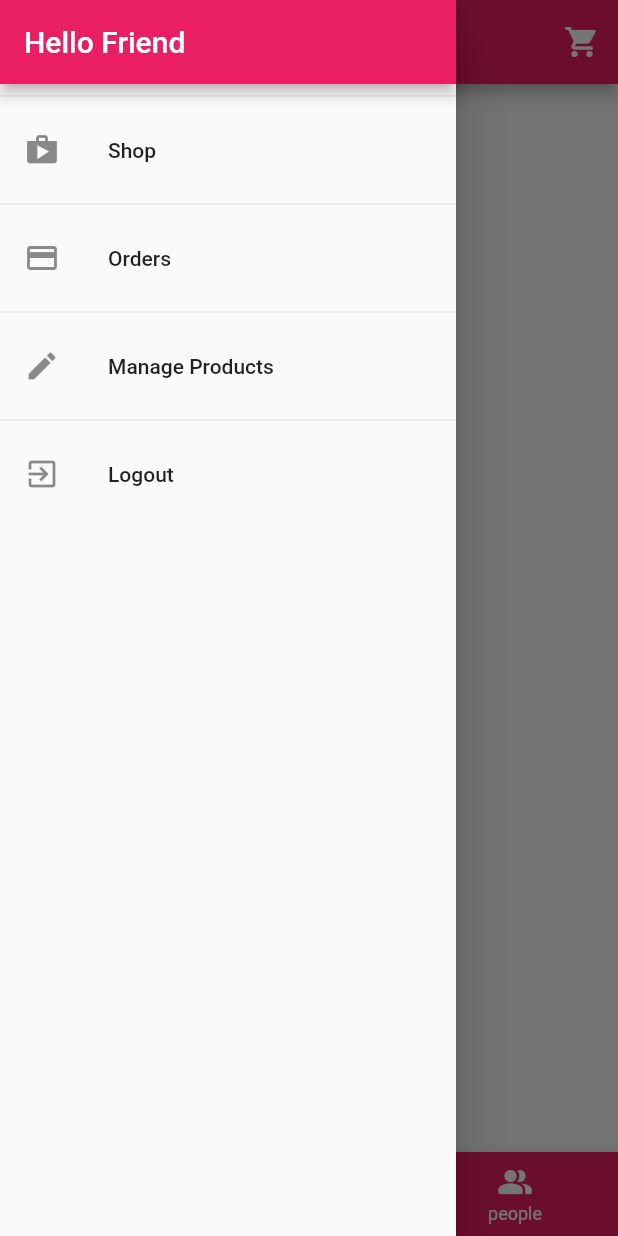
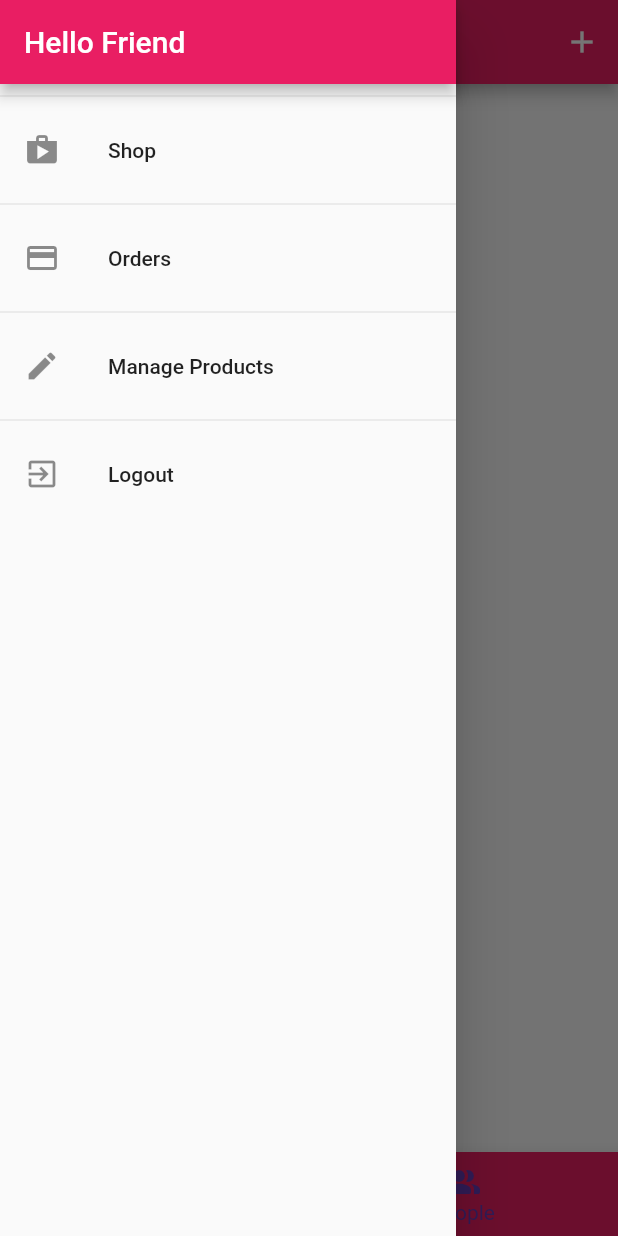
Before and after one commit to GPark8343/jajungjin, a Flutter app: the screen it shows once a user with an empty profile is signed in, with the side drawer open, on a phone screen of 412 x 824 dp. Run offline on Flutter 3.47's test engine with Material 2 defaults, Android fonts, the phone set to English and light mode, and no system bars; our stand-ins replace cloud_firestore, firebase_auth, firebase_core, firebase_storage, image_picker; missing offline and left inert: iamport_flutter; accounts and stored records are empty.

Commit message:
fourth commit

```diff
--- a/lib/main.dart
+++ b/lib/main.dart
@@ -1,6 +1,9 @@
 
 import 'package:jajungjin/screen/auth/auth_screen.dart';
 import 'package:jajungjin/screen/pages/i_am_port_payment_screen.dart';
+import 'package:jajungjin/screen/pages/item_detail_screen.dart';
+import 'package:jajungjin/screen/pages/list_screen.dart';
+import 'package:jajungjin/screen/pages/plus_item_screen.dart';
 import 'package:jajungjin/screen/splash_screen.dart';
 import 'package:jajungjin/screen/tab_screen.dart';
 import 'package:provider/provider.dart';
@@ -52,6 +55,9 @@ class MyApp extends StatelessWidget {
           routes: {
             AuthScreen.routeName:(ctx) => AuthScreen(),
                IamportPaymentScreen.routeName:(ctx) =>  IamportPaymentScreen(),
+               PlusItemScreen.routeName:(ctx) =>  PlusItemScreen(),
+               ItemDetailScreen.routeName:(ctx) =>  ItemDetailScreen(),
+               ListScreen.routeName:(ctx) => ListScreen(),
             // PlaceDetailScreen.routeName: (ctx) => PlaceDetailScreen(),
             // ChatScreen.routeName: (ctx) => ChatScreen(),
             // ChannelAddScreen.routeName: (ctx) => ChannelAddScreen(),
--- /dev/null
+++ b/lib/providers/product.dart
@@ -0,0 +1,21 @@
+
+
+import 'package:flutter/material.dart';
+
+class Product with ChangeNotifier{
+  final String id;
+  final String title;
+  final String description;
+  final double price;
+  final String imageUrl;
+  bool isFavorite;
+
+  Product(
+      {required this.id,
+      required this.title,
+      required this.description,
+      required this.price,
+      required this.imageUrl,
+      this.isFavorite = false});
+
+}
--- /dev/null
+++ b/lib/providers/products.dart
@@ -0,0 +1,8 @@
+import 'package:flutter/cupertino.dart';
+import 'package:jajungjin/providers/product.dart';
+
+class Products with ChangeNotifier {
+  // Product findById(String id) {
+  //   return Product();
+  // }
+}
--- a/lib/screen/pages/two_screen.dart
+++ /dev/null
@@ -1,52 +0,0 @@
-// import 'package:flutter/material.dart';
-
-// class TwoScreen extends StatelessWidget {
-//   const TwoScreen({super.key});
-//   static const routeName = '/two';
-//   @override
-//   Widget build(BuildContext context) {
-//     return Scaffold(
-//       body: Center(child: Text('two')),
-//     );
-//   }
-// }
-
-import 'package:cloud_firestore/cloud_firestore.dart';
-import 'package:firebase_auth/firebase_auth.dart';
-import 'package:flutter/material.dart';
-
-class TwoScreen extends StatelessWidget {
-
-
-  TwoScreen();
-  @override
-  Widget build(BuildContext context) {
-    return StreamBuilder(
-      stream: FirebaseFirestore.instance
-          .collection('items')
-          .orderBy('createdAt', descending: true)
-          .snapshots(),
-      builder: (ctx, chatSnapshot) {
-        if (chatSnapshot.connectionState == ConnectionState.waiting) {
-          return Center(
-            child: CircularProgressIndicator(),
-          );
-        }
-        final chatDocs = chatSnapshot.data?.docs;
-        return ListView.builder(
-          reverse: true,
-          itemCount: chatDocs?.length,
-          itemBuilder: (context, index) => Text('data')
-          // MessageBubble(
-          //   chatDocs?[index]['text'],
-          //   FirebaseAuth.instance.currentUser?.uid ==
-          //       chatDocs?[index]['userId'],
-          //   chatDocs?[index]['username'],
-          //   chatDocs?[index]['image_url'],
-          //   key: ValueKey(chatDocs?[index].id),
-          // ),
-        );
-      },
-    );
-  }
-}
--- a/lib/screen/tab_screen.dart
+++ b/lib/screen/tab_screen.dart
@@ -1,8 +1,9 @@
 import 'package:firebase_auth/firebase_auth.dart';
 import 'package:flutter/material.dart';
 import 'package:jajungjin/screen/pages/pay_screen.dart';
+import 'package:jajungjin/screen/pages/plus_item_screen.dart';
 import 'package:jajungjin/screen/pages/third_screen.dart';
-import 'package:jajungjin/screen/pages/two_screen.dart';
+import 'package:jajungjin/screen/pages/list_screen.dart';
 import 'package:jajungjin/widgets/app_drawer.dart';
 
 class TapScreen extends StatefulWidget {
@@ -19,8 +20,8 @@ class _TapScreenState extends State<TapScreen> {
   @override
   void initState() {
     _pages = [
-      {'page': PayScreen(), 'title': 'List'},
-      {'page': TwoScreen(), 'title': 'Map'},
+
+      {'page': ListScreen(), 'title': 'List'},
       {'page': ThreeScreen(), 'title': 'Chat'},
       // {'page': FilterScreen(), 'title': 'Filter'},
       // {'page': UserFreindScreen(), 'title': 'Friend'},
@@ -43,9 +44,18 @@ class _TapScreenState extends State<TapScreen> {
       drawer: AppDrawer(),
       appBar: AppBar(
           title: Text(_pages[_selectedPageIndex]['title'] as String),
-          actions: [
-            IconButton(onPressed: () {}, icon: Icon(Icons.shopping_cart)),
-          ]),
+          actions: _selectedPageIndex == 1
+              ? [
+                  IconButton(
+                      onPressed: () {
+                        Navigator.of(context)
+                            .pushNamed(PlusItemScreen.routeName);
+                      },
+                      icon: Icon(Icons.add)),
+                ]
+              : [
+                  IconButton(onPressed: () {}, icon: Icon(Icons.shopping_cart)),
+                ]),
       body: _pages[_selectedPageIndex]['page'] as Widget,
       bottomNavigationBar: BottomNavigationBar(
           onTap: _selectPage,
@@ -55,14 +65,11 @@ class _TapScreenState extends State<TapScreen> {
           currentIndex: _selectedPageIndex,
           type: BottomNavigationBarType.fixed,
           items: [
+
             BottomNavigationBarItem(
                 backgroundColor: Theme.of(context).primaryColor,
-                icon: Icon(Icons.chat),
-                label: 'chat'),
-            BottomNavigationBarItem(
-                backgroundColor: Theme.of(context).primaryColor,
-                icon: Icon(Icons.people),
-                label: 'friend'),
+                icon: Icon(Icons.list),
+                label: 'List'),
             BottomNavigationBarItem(
                 backgroundColor: Theme.of(context).primaryColor,
                 icon: Icon(Icons.people_alt_rounded),
```
Also changed, not shown: lib/screen/pages/i_am_port_payment_screen.dart (+10 -3 lines), lib/screen/pages/item_detail_screen.dart (added, +86 -0 lines), lib/screen/pages/list_screen.dart (added, +38 -0 lines), lib/screen/pages/pay_screen.dart (+2 -5 lines), lib/screen/pages/plus_item_screen.dart (added, +163 -0 lines), lib/widgets/item.dart (added, +70 -0 lines).
